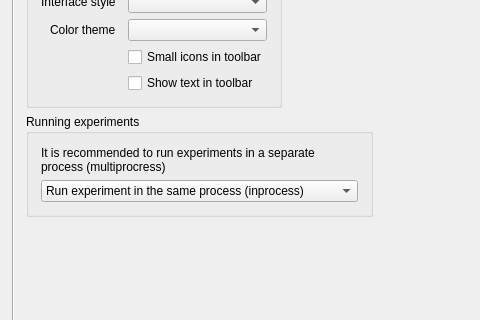
Old version of the form opensesame_resources/ui/widgets/preferences_widget.ui in the repository open-cogsci/OpenSesame; both pictures show x 0 to 480 and y 151 to 471 of the 797 by 814 pixel window.
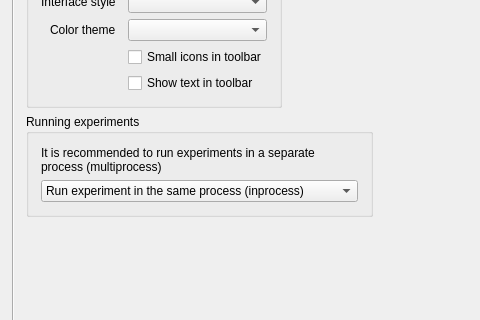
New version of the form.

The edit to the form file:
```diff
--- a/opensesame_resources/ui/widgets/preferences_widget.ui
+++ b/opensesame_resources/ui/widgets/preferences_widget.ui
@@ -78,7 +78,7 @@
             <x>0</x>
             <y>0</y>
             <width>769</width>
-            <height>720</height>
+            <height>724</height>
            </rect>
           </property>
           <layout class="QFormLayout" name="layout_preferences">
@@ -208,7 +208,7 @@
               <item row="0" column="0" colspan="2">
                <widget class="QLabel" name="label">
                 <property name="text">
-                 <string>It is recommended to run experiments in a separate process (multiprocress)</string>
+                 <string>It is recommended to run experiments in a separate process (multiprocess)</string>
                 </property>
                 <property name="wordWrap">
                  <bool>true</bool>
```
Left out of the diff: 4 changed lines with no effect on the pictures.
